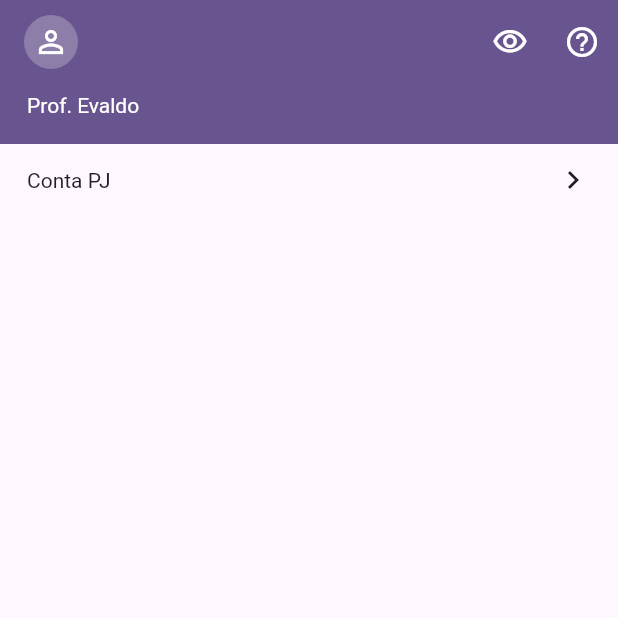
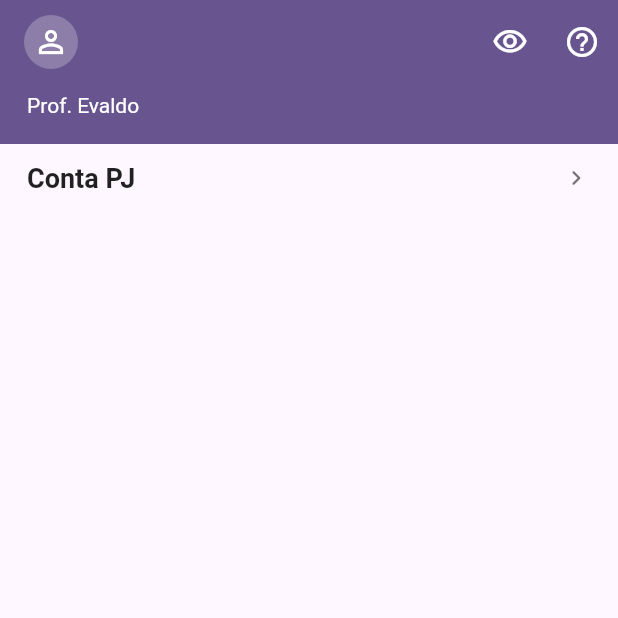
Before and after one commit to ETEC-Pedro-Badran/2DSTecPAMI_2023_1s, a Flutter app: the screen it shows after launch, on a phone screen of 412 x 824 dp, the top half of it. Run offline on Flutter 3.47's test engine with Material 2 defaults, Android fonts, the phone set to English and light mode, and no system bars.

Commit message:
Linha da conta

```diff
--- a/nubankclone/lib/home_page.dart
+++ b/nubankclone/lib/home_page.dart
@@ -38,8 +38,15 @@ class HomePage extends StatelessWidget {
           child: Row(
             mainAxisAlignment: MainAxisAlignment.spaceBetween,
             children: const [
-              Text("Conta PJ"),
-              Icon(Icons.keyboard_arrow_right_sharp),
+              Text(
+                "Conta PJ",
+                style: TextStyle(fontWeight: FontWeight.bold, fontSize: 18),
+              ),
+              Icon(
+                Icons.keyboard_arrow_right_rounded,
+                size: 20,
+                color: Colors.black54,
+              ),
             ],
           ),
         ));
```
